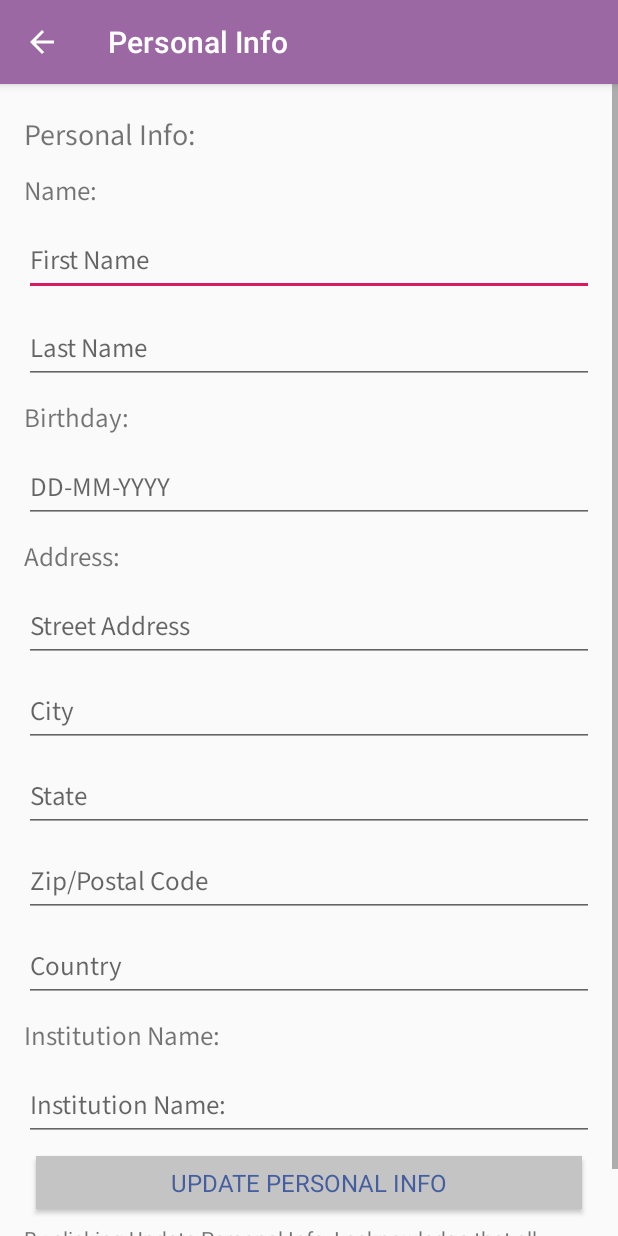
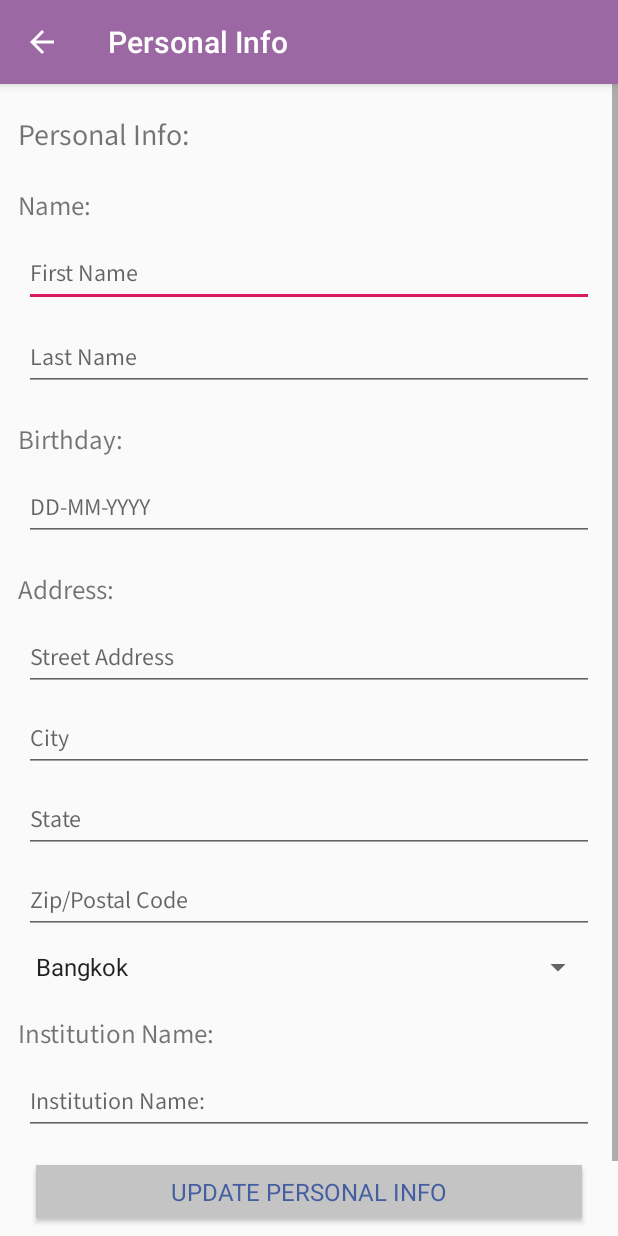
Before and after one commit to Kenkhoo99/UserProfile, an Android app: the screen it shows after launch (Personal), after a tap on "Personal Info", on a phone screen of 412 x 824 dp. Run offline under Robolectric (Android 15) with nearby library versions, the phone set to English and light mode, and no system bars; Roboto replaces fonts that are not available here.

Commit message:
user profile commit

```diff
--- a/app/src/main/java/com/example/userprofile/MainActivity.kt
+++ b/app/src/main/java/com/example/userprofile/MainActivity.kt
@@ -23,6 +23,12 @@ class MainActivity : AppCompatActivity() {
             val intent = Intent(this, Personal:: class.java)
             startActivity(intent)
         }
+
+        val button3 = findViewById<Button>(R.id.account_info)
+        button3.setOnClickListener{
+            val intent = Intent(this, Account:: class.java)
+            startActivity(intent)
+        }
     }
 
 
--- a/app/src/main/java/com/example/userprofile/Personal.kt
+++ b/app/src/main/java/com/example/userprofile/Personal.kt
@@ -2,6 +2,9 @@ package com.example.userprofile
 
 import androidx.appcompat.app.AppCompatActivity
 import android.os.Bundle
+import android.widget.ArrayAdapter
+import kotlinx.android.synthetic.main.activity_personal__info.*
+
 
 class Personal : AppCompatActivity() {
 
@@ -12,5 +15,13 @@ class Personal : AppCompatActivity() {
         supportActionBar!!.title = "Personal Info"
         supportActionBar!!.setDisplayHomeAsUpEnabled(true)
         supportActionBar!!.setDisplayHomeAsUpEnabled(true)
+
+        // Create an ArrayAdapter
+        val adapter = ArrayAdapter.createFromResource(this,
+            R.array.city_list, android.R.layout.simple_spinner_item)
+        // Specify the layout to use when the list of choices appears
+        adapter.setDropDownViewResource(android.R.layout.simple_spinner_dropdown_item)
+        // Apply the adapter to the spinner
+        spinner_country.adapter = adapter
     }
 }
--- a/app/src/main/res/layout/activity_account__info.xml
+++ b/app/src/main/res/layout/activity_account__info.xml
@@ -1,5 +1,5 @@
 <?xml version="1.0" encoding="utf-8"?>
-<androidx.constraintlayout.widget.ConstraintLayout xmlns:android="http://schemas.android.com/apk/res/android"
+<ScrollView xmlns:android="http://schemas.android.com/apk/res/android"
     xmlns:app="http://schemas.android.com/apk/res-auto"
     xmlns:tools="http://schemas.android.com/tools"
     android:id="@+id/current_email"
@@ -7,13 +7,17 @@
     android:layout_height="match_parent"
     tools:context=".Account">
 
+    <androidx.constraintlayout.widget.ConstraintLayout
+        android:layout_width="match_parent"
+        android:layout_height="wrap_content">
+
         <TextView
             android:id="@+id/email_add_acc"
             android:layout_width="0dp"
             android:layout_height="wrap_content"
-        android:layout_marginStart="16dp"
+            android:layout_marginStart="12dp"
             android:layout_marginTop="10dp"
-        android:layout_marginEnd="16dp"
+            android:layout_marginEnd="12dp"
             android:fontFamily="@font/source_sans_pro_light"
             android:text="@string/email_address_info"
             android:textSize="20sp"
@@ -25,12 +29,12 @@
         android:id="@+id/current"
         android:layout_width="0dp"
         android:layout_height="wrap_content"
-        android:layout_marginStart="16dp"
+        android:layout_marginStart="12dp"
         android:layout_marginTop="10dp"
-        android:layout_marginEnd="16dp"
+        android:layout_marginEnd="12dp"
         android:fontFamily="@font/source_sans_pro_light"
         android:text="@string/current_email"
-        android:textSize="16sp"
+        android:textSize="18sp"
         app:layout_constraintEnd_toEndOf="parent"
         app:layout_constraintStart_toStartOf="parent"
         app:layout_constraintTop_toBottomOf="@+id/email_add_acc" />
@@ -81,11 +85,12 @@
         android:id="@+id/password_acc"
         android:layout_width="0dp"
         android:layout_height="wrap_content"
-        android:layout_marginStart="16dp"
+        android:layout_marginStart="12dp"
         android:layout_marginTop="25dp"
+        android:layout_marginEnd="12dp"
         android:ems="10"
         android:text="@string/password_info"
-        android:textSize="16sp"
+        android:textSize="18sp"
         app:layout_constraintEnd_toEndOf="parent"
         app:layout_constraintStart_toStartOf="parent"
         app:layout_constraintTop_toBottomOf="@+id/new_email" />
@@ -158,9 +163,9 @@
             android:id="@+id/message_email"
             android:layout_width="0dp"
             android:layout_height="wrap_content"
-        android:layout_marginStart="16dp"
+            android:layout_marginStart="12dp"
             android:layout_marginTop="10dp"
-        android:layout_marginEnd="16dp"
+            android:layout_marginEnd="12dp"
             android:layout_marginBottom="20dp"
             android:text="@string/warning_acc"
             app:layout_constraintBottom_toBottomOf="parent"
@@ -168,5 +173,5 @@
             app:layout_constraintStart_toStartOf="parent"
             app:layout_constraintTop_toBottomOf="@+id/button_acc"
             app:layout_constraintVertical_bias="0.09" />
-
     </androidx.constraintlayout.widget.ConstraintLayout>
+</ScrollView>
--- a/app/src/main/res/layout/activity_personal__info.xml
+++ b/app/src/main/res/layout/activity_personal__info.xml
@@ -14,9 +14,9 @@
             android:id="@+id/personal_info"
             android:layout_width="match_parent"
             android:layout_height="wrap_content"
-            android:layout_marginStart="16dp"
+            android:layout_marginStart="12dp"
             android:layout_marginTop="20dp"
-            android:layout_marginEnd="16dp"
+            android:layout_marginEnd="12dp"
             android:fontFamily="@font/source_sans_pro"
             android:text="@string/personal_info"
             android:textSize="20sp"
@@ -28,9 +28,9 @@
             android:id="@+id/user_name"
             android:layout_width="0dp"
             android:layout_height="wrap_content"
-            android:layout_marginStart="16dp"
-            android:layout_marginTop="10dp"
-            android:layout_marginEnd="16dp"
+            android:layout_marginStart="12dp"
+            android:layout_marginTop="20dp"
+            android:layout_marginEnd="12dp"
             android:fontFamily="@font/source_sans_pro"
             android:text="@string/user_name"
             android:textSize="18sp"
@@ -49,6 +49,7 @@
             android:fontFamily="@font/source_sans_pro"
             android:hint="@string/first_name"
             android:inputType="textPersonName"
+            android:textSize="16sp"
             app:layout_constraintEnd_toEndOf="parent"
             app:layout_constraintStart_toStartOf="parent"
             app:layout_constraintTop_toBottomOf="@+id/user_name" />
@@ -64,6 +65,7 @@
             android:fontFamily="@font/source_sans_pro"
             android:hint="@string/last_name"
             android:inputType="textPersonName"
+            android:textSize="16sp"
             app:layout_constraintEnd_toEndOf="parent"
             app:layout_constraintHorizontal_bias="0.0"
             app:layout_constraintStart_toStartOf="parent"
@@ -73,9 +75,9 @@
             android:id="@+id/user_birthday"
             android:layout_width="0dp"
             android:layout_height="wrap_content"
-            android:layout_marginStart="16dp"
-            android:layout_marginTop="10dp"
-            android:layout_marginEnd="16dp"
+            android:layout_marginStart="12dp"
+            android:layout_marginTop="20dp"
+            android:layout_marginEnd="12dp"
             android:fontFamily="@font/source_sans_pro"
             android:text="@string/user_birthday"
             android:textSize="18sp"
@@ -94,6 +96,7 @@
             android:fontFamily="@font/source_sans_pro"
             android:hint="@string/birthday"
             android:inputType="date"
+            android:textSize="16sp"
             app:layout_constraintEnd_toEndOf="parent"
             app:layout_constraintStart_toStartOf="parent"
             app:layout_constraintTop_toBottomOf="@+id/user_birthday" />
@@ -102,9 +105,9 @@
             android:id="@+id/user_address"
             android:layout_width="0dp"
             android:layout_height="wrap_content"
-            android:layout_marginStart="16dp"
-            android:layout_marginTop="10dp"
-            android:layout_marginEnd="16dp"
+            android:layout_marginStart="12dp"
+            android:layout_marginTop="20dp"
+            android:layout_marginEnd="12dp"
             android:fontFamily="@font/source_sans_pro"
             android:text="@string/user_address"
             android:textSize="18sp"
@@ -123,6 +126,7 @@
             android:fontFamily="@font/source_sans_pro"
             android:hint="@string/street"
             android:inputType="textPostalAddress"
+            android:textSize="16sp"
             app:layout_constraintEnd_toEndOf="parent"
             app:layout_constraintStart_toStartOf="parent"
             app:layout_constraintTop_toBottomOf="@+id/user_address" />
@@ -138,6 +142,7 @@
             android:fontFamily="@font/source_sans_pro"
             android:hint="@string/city"
             android:inputType="text"
+            android:textSize="16sp"
             app:layout_constraintEnd_toEndOf="parent"
             app:layout_constraintStart_toStartOf="parent"
             app:layout_constraintTop_toBottomOf="@+id/address" />
@@ -153,6 +158,7 @@
             android:fontFamily="@font/source_sans_pro"
             android:hint="@string/state"
             android:inputType="text"
+            android:textSize="16sp"
             app:layout_constraintEnd_toEndOf="parent"
             app:layout_constraintStart_toStartOf="parent"
             app:layout_constraintTop_toBottomOf="@+id/city" />
@@ -168,40 +174,39 @@
             android:fontFamily="@font/source_sans_pro"
             android:hint="@string/zip"
             android:inputType="number"
+            android:textSize="16sp"
             app:layout_constraintEnd_toEndOf="parent"
             app:layout_constraintStart_toStartOf="parent"
             app:layout_constraintTop_toBottomOf="@+id/state" />
 
         <!-- country dropdown list-->
-
-        <EditText
-            android:id="@+id/country"
+        <Spinner
+            android:id="@+id/spinner_country"
             android:layout_width="0dp"
             android:layout_height="wrap_content"
+            android:layout_alignParentTop="true"
             android:layout_marginStart="16dp"
             android:layout_marginTop="10dp"
             android:layout_marginEnd="16dp"
-            android:ems="10"
-            android:fontFamily="@font/source_sans_pro"
-            android:hint="@string/country"
-            android:inputType="number"
+            android:entries="@array/city_list"
             app:layout_constraintEnd_toEndOf="parent"
             app:layout_constraintStart_toStartOf="parent"
             app:layout_constraintTop_toBottomOf="@+id/zip" />
+
 
         <TextView
             android:id="@+id/institution"
             android:layout_width="0dp"
             android:layout_height="wrap_content"
-            android:layout_marginStart="16dp"
-            android:layout_marginTop="10dp"
-            android:layout_marginEnd="16dp"
+            android:layout_marginStart="12dp"
+            android:layout_marginTop="20dp"
+            android:layout_marginEnd="12dp"
             android:fontFamily="@font/source_sans_pro"
             android:text="@string/institution_name"
             android:textSize="18sp"
             app:layout_constraintEnd_toEndOf="parent"
             app:layout_constraintStart_toStartOf="parent"
-            app:layout_constraintTop_toBottomOf="@+id/country" />
+            app:layout_constraintTop_toBottomOf="@+id/spinner_country" />
 
         <EditText
             android:id="@+id/ins_name"
@@ -214,6 +219,7 @@
             android:fontFamily="@font/source_sans_pro"
             android:hint="@string/institution_name"
             android:inputType="text"
+            android:textSize="16sp"
             app:layout_constraintEnd_toEndOf="parent"
             app:layout_constraintStart_toStartOf="parent"
             app:layout_constraintTop_toBottomOf="@+id/institution" />
@@ -223,7 +229,7 @@
             android:layout_width="0dp"
             android:layout_height="35dp"
             android:layout_marginStart="24dp"
-            android:layout_marginTop="10dp"
+            android:layout_marginTop="20dp"
             android:layout_marginEnd="24dp"
             android:background="#C4C4C4"
             android:fontFamily="@font/roboto_light"
--- a/app/src/main/res/values/strings.xml
+++ b/app/src/main/res/values/strings.xml
@@ -31,7 +31,21 @@
     <string name="password_new">New Password</string>
     <string name="password_new_confirm">Confirm New Password</string>
     <string name="update_account">Update Account Info</string>
-    <string name="warning_acc">Note:When you change your email or password,a confirmation email will be send to you.If there are any problems,please email us at
+    <string name="warning_acc">Note:When you change your email or password, a confirmation email will be send to you. If there are any problems, please email us at
                                <font fgcolor="#173172"><u>geniuslearningapp@gmail.com</u></font></string>
 
+    <!--Country DropDown List-->
+    <string-array name="city_list">
+        <item>Bangkok</item>
+        <item>London</item>
+        <item>Paris</item>
+        <item>Singapore</item>
+        <item>New York</item>
+        <item>Istanbul</item>
+        <item>Dubai</item>
+        <item>Kuala Lumpur</item>
+        <item>Hong Kong</item>
+        <item>Barcelona</item>
+    </string-array>
+
 </resources>
```
Lines whose indentation alone changed are shown as unchanged.
